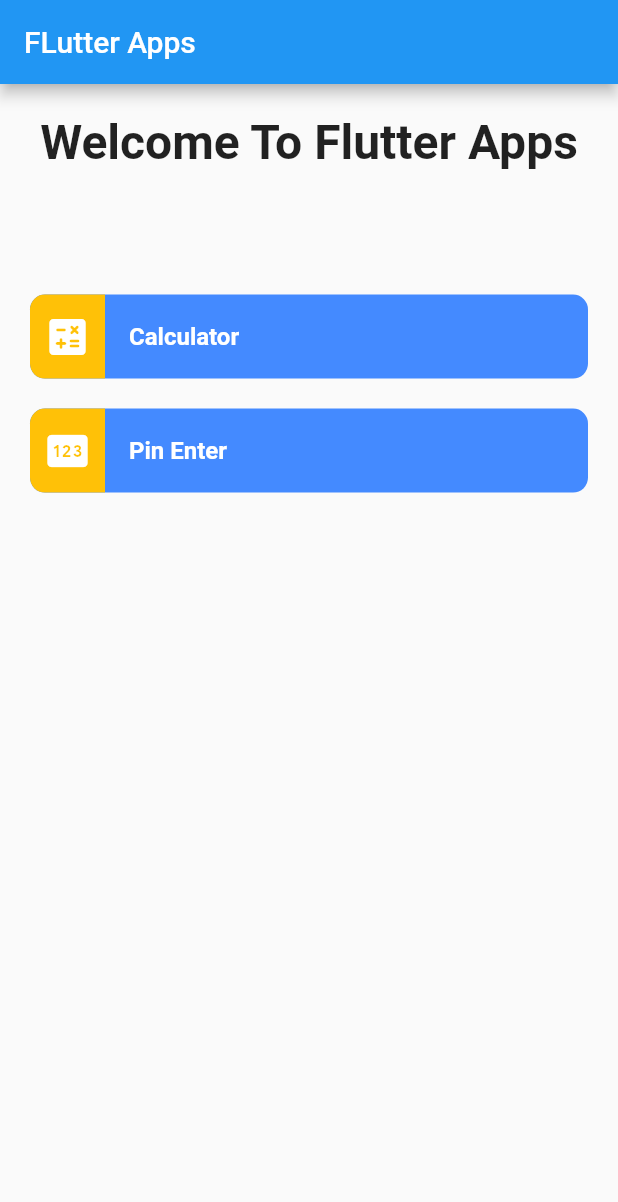
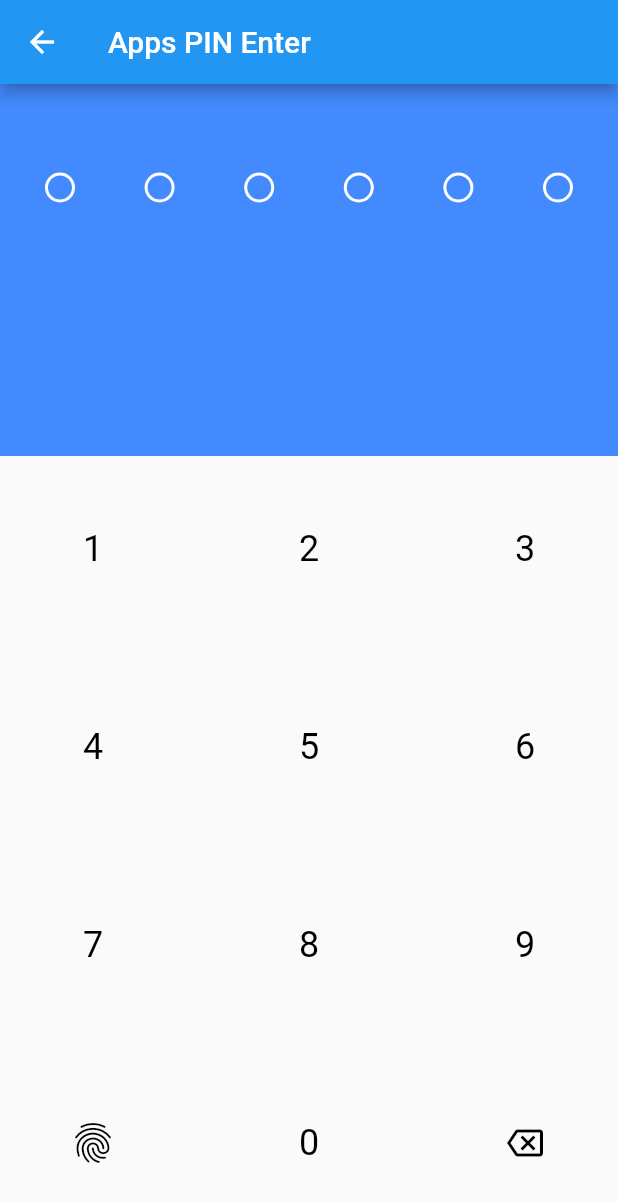
Before and after one commit to IfSyam/flutter--apps, a Flutter app: the screen it shows after launch, after a tap on "Pin Enter", on a phone screen of 412 x 824 dp. Shown: the top 1202 px of the screen. Run offline on Flutter 3.47's test engine with Material 2 defaults, Android fonts, the phone set to English and light mode, and no system bars; drawn by our look-alikes of pin_code_fields; our stand-ins replace math_expressions.

Commit message:
Add pin enter screen

```diff
--- a/lib/components/card.dart
+++ b/lib/components/card.dart
@@ -3,18 +3,19 @@
 class BuildCard extends StatelessWidget {
   final String title;
   final IconData iconData;
+  final VoidCallback onTap;
 
   const BuildCard({
     Key? key,
     required this.title,
     required this.iconData,
+    required this.onTap,
   }) : super(key: key);
 
   @override
   Widget build(BuildContext context) {
     return ListTile(
       contentPadding: EdgeInsets.zero,
-      selectedTileColor: Colors.blueGrey,
       tileColor: Colors.blueAccent,
       shape: RoundedRectangleBorder(
         borderRadius: BorderRadius.circular(10),
@@ -40,7 +41,7 @@
           fontWeight: FontWeight.bold,
         ),
       ),
-      onTap: () {},
+      onTap: onTap,
     );
   }
 }
--- a/lib/screens/main_screen.dart
+++ b/lib/screens/main_screen.dart
@@ -3,6 +3,8 @@
 import 'package:flutter/painting.dart';
 import 'package:flutter/rendering.dart';
 import 'package:flutter_apps/components/card.dart';
+import 'package:flutter_apps/screens/calculator_screen.dart';
+import 'package:flutter_apps/screens/pin_enter_screen.dart';
 
 class MainScreen extends StatelessWidget {
   const MainScreen({Key? key}) : super(key: key);
@@ -26,16 +28,32 @@
               SizedBox(
                 height: MediaQuery.of(context).size.height * 0.1,
               ),
-              const BuildCard(
+              BuildCard(
                 title: "Calculator",
                 iconData: Icons.calculate_rounded,
+                onTap: () {
+                  Navigator.push(
+                    context,
+                    MaterialPageRoute(
+                      builder: (_) => const CalculatorScreen(),
+                    ),
+                  );
+                },
               ),
               const SizedBox(
                 height: 20,
               ),
-              const BuildCard(
+              BuildCard(
                 title: "Pin Enter",
                 iconData: Icons.pin,
+                onTap: () {
+                   Navigator.push(
+                    context,
+                    MaterialPageRoute(
+                      builder: (_) => const PinEnterScreen(),
+                    ),
+                  );
+                },
               ),
             ],
           ),
--- /dev/null
+++ b/lib/screens/pin_enter_screen.dart
@@ -0,0 +1,186 @@
+import 'package:flutter/material.dart';
+import 'package:flutter/services.dart';
+import 'package:pin_code_fields/pin_code_fields.dart';
+
+enum PinButtonType { number, icon }
+
+class PinEnterScreen extends StatefulWidget {
+  const PinEnterScreen({Key? key}) : super(key: key);
+
+  @override
+  _PinEnterScreenState createState() => _PinEnterScreenState();
+}
+
+class _PinEnterScreenState extends State<PinEnterScreen> {
+  String userInput = '';
+  @override
+  Widget build(BuildContext context) {
+    return Scaffold(
+      appBar: AppBar(
+        title: const Text("Apps PIN Enter"),
+      ),
+      resizeToAvoidBottomInset: false,
+      body: Column(
+        children: [
+          Expanded(
+            child: Container(
+              width: double.infinity,
+              color: Colors.blueAccent,
+              alignment: Alignment.center,
+              child: Column(
+                children: [
+                  Text(
+                    userInput,
+                    style: const TextStyle(
+                      fontSize: 50,
+                      color: Colors.white,
+                      fontWeight: FontWeight.w600,
+                    ),
+                  ),
+                  Padding(
+                    padding: const EdgeInsets.symmetric(horizontal: 20),
+                    child: PinCodeTextField(
+                      appContext: context,
+                      keyboardType: TextInputType.none,
+                      inputFormatters: [
+                        LengthLimitingTextInputFormatter(6),
+                      ],
+                      autoDisposeControllers: true,
+                      length: 6,
+                      obscureText: true,
+                      showCursor: false,
+                      obscuringWidget: Container(
+                        decoration: const BoxDecoration(
+                          color: Colors.white,
+                          shape: BoxShape.circle,
+                        ),
+                      ),
+                      pinTheme: PinTheme(
+                        shape: PinCodeFieldShape.circle,
+                        fieldHeight: 20,
+                        inactiveColor: Colors.white,
+                        inactiveFillColor: Colors.white,
+                        selectedFillColor: Colors.white,
+                        activeColor: Colors.white,
+                        selectedColor: Colors.white,
+                      ),
+                      onChanged: (value) {
+                        debugPrint(value);
+                      },
+                    ),
+                  ),
+                ],
+              ),
+            ),
+          ),
+          GridView.builder(
+            physics: const NeverScrollableScrollPhysics(),
+            shrinkWrap: true,
+            itemCount: 12,
+            gridDelegate: const SliverGridDelegateWithFixedCrossAxisCount(
+              crossAxisCount: 3,
+              crossAxisSpacing: 20,
+              mainAxisSpacing: 8,
+            ),
+            itemBuilder: (context, index) => buildButton(
+              context: context,
+              index: index,
+              color: Colors.black,
+            ),
+          ),
+        ],
+      ),
+    );
+  }
+
+  /// This Function Botton PIN. return [buttonPin]
+  /// [index] is the position of the number
+  /// [color] The color to use when painting the text.
+
+  Widget buildButton({
+    required BuildContext context,
+    required int index,
+    final Color? color,
+  }) {
+    final _index = index + 1;
+
+    switch (_index) {
+      case 10:
+        return buttonPin(
+          index: _index,
+          onTap: () {
+            debugPrint("Finger Print");
+          },
+          pinButtonType: PinButtonType.icon,
+          icon: Icon(
+            Icons.fingerprint,
+            size: 32,
+            color: color ?? Colors.black,
+          ),
+          color: color,
+        );
+      case 11:
+        return buttonPin(
+            index: _index,
+            number: 0,
+            color: color,
+            onTap: () {
+              debugPrint('0');
+            });
+      case 12:
+        return buttonPin(
+          index: _index,
+          onTap: () {},
+          pinButtonType: PinButtonType.icon,
+          icon: Icon(
+            Icons.backspace_outlined,
+            color: color ?? Colors.black,
+          ),
+          color: color,
+        );
+      default:
+        return buttonPin(
+          index: _index,
+          onTap: () {},
+          color: color,
+        );
+    }
+  }
+
+  /// this function is used to create pin button [icons] or [numbers] button
+  /// [index] is the position of the number
+  /// [onTap] Signature of callbacks that have no arguments and return no data
+  /// [pinButtonType] to define as icon or number
+  /// [numer] index value default
+  /// [icon] enter shape icon
+  /// [color] The color to use when painting the text.
+
+  Widget buttonPin({
+    required final int index,
+    final VoidCallback? onTap,
+    final PinButtonType? pinButtonType = PinButtonType.number,
+    final int? number,
+    final Icon? icon,
+    final Color? color = Colors.black,
+  }) {
+    return InkWell(
+      onTap: onTap,
+      borderRadius: BorderRadius.circular(100),
+      child: Container(
+        alignment: Alignment.center,
+        decoration: const BoxDecoration(
+          shape: BoxShape.circle,
+        ),
+        child: (pinButtonType == PinButtonType.number)
+            ? Text(
+                '${number ?? index}',
+                style: TextStyle(
+                  fontSize: 24,
+                  color: color,
+                ),
+              )
+            : icon,
+      ),
+    );
+  }
+}
--- a/pubspec.yaml
+++ b/pubspec.yaml
@@ -31,13 +31,9 @@
   flutter:
     sdk: flutter
   math_expressions: ^2.2.0
+  pin_code_fields: ^7.3.0
 
 dev_dependencies:
-  # The "flutter_lints" package below contains a set of recommended lints to
-  # encourage good coding practices. The lint set provided by the package is
-  # activated in the `analysis_options.yaml` file located at the root of your
-  # package. See that file for information about deactivating specific lint
-  # rules and activating additional ones.
   flutter_lints: ^1.0.0
   flutter_test:
     sdk: flutter
```
Also changed, not shown: pubspec.lock.
